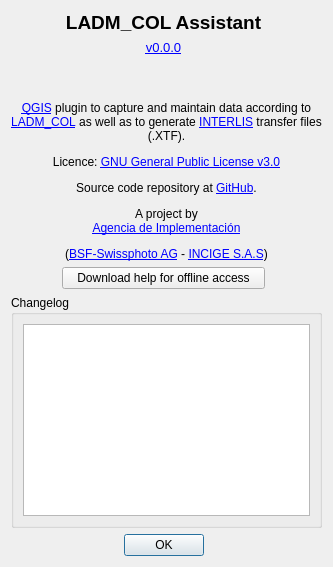
The window that asistente_ladm_col/ui/about_dialog.ui (SwissTierrasColombia/Asistente-LADM-COL) describes before a commit, drawn with Qt 5.
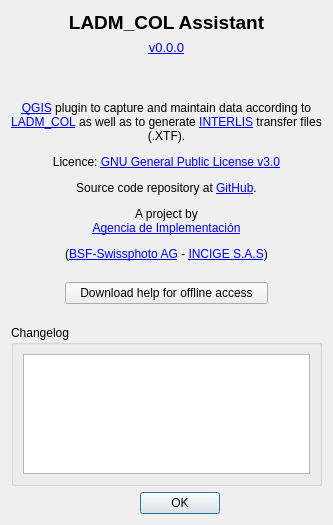
The same window after the commit. Icons and pictures are not drawn. Custom widgets are drawn as their Qt base class.

Commit message: [gui] About dialog: reduce size of the textbrowser for the changelog

Diff of the .ui file:
```diff
--- a/asistente_ladm_col/ui/about_dialog.ui
+++ b/asistente_ladm_col/ui/about_dialog.ui
@@ -6,8 +6,8 @@
    <rect>
     <x>0</x>
     <y>0</y>
-    <width>456</width>
-    <height>585</height>
+    <width>506</width>
+    <height>633</height>
    </rect>
   </property>
   <property name="sizePolicy">
@@ -23,53 +23,37 @@
    <property name="sizeConstraint">
     <enum>QLayout::SetFixedSize</enum>
    </property>
-   <item row="0" column="0">
-    <widget class="QLabel" name="label_2">
-     <property name="maximumSize">
-      <size>
-       <width>16777215</width>
-       <height>41</height>
-      </size>
+   <item row="2" column="0">
+    <spacer name="verticalSpacer_3">
+     <property name="orientation">
+      <enum>Qt::Vertical</enum>
      </property>
-     <property name="text">
-      <string>&lt;html&gt;&lt;head/&gt;&lt;body&gt;&lt;p align=&quot;center&quot;&gt;&lt;span style=&quot; font-size:14pt; font-weight:600;&quot;&gt;LADM_COL Assistant&lt;/span&gt;&lt;/p&gt;&lt;/body&gt;&lt;/html&gt;</string>
+     <property name="sizeType">
+      <enum>QSizePolicy::Fixed</enum>
      </property>
-    </widget>
-   </item>
-   <item row="1" column="0">
-    <widget class="QLabel" name="lbl_version">
-     <property name="sizePolicy">
-      <sizepolicy hsizetype="Preferred" vsizetype="Minimum">
-       <horstretch>0</horstretch>
-       <verstretch>0</verstretch>
-      </sizepolicy>
-     </property>
-     <property name="maximumSize">
+     <property name="sizeHint" stdset="0">
       <size>
-       <width>16777215</width>
-       <height>32</height>
+       <width>20</width>
+       <height>10</height>
       </size>
      </property>
-     <property name="text">
-      <string>&lt;html&gt;&lt;head/&gt;&lt;body&gt;&lt;p align=&quot;center&quot;&gt;&lt;a href=&quot;http://abcde.co&quot;&gt;&lt;span style=&quot; font-size:10pt; text-decoration: underline; color:#0000ff;&quot;&gt;v0.0.0&lt;/span&gt;&lt;/a&gt;&lt;/p&gt;&lt;/body&gt;&lt;/html&gt;</string>
-     </property>
-     <property name="openExternalLinks">
-      <bool>true</bool>
-     </property>
-    </widget>
+    </spacer>
    </item>
-   <item row="3" column="0">
-    <widget class="QLabel" name="lbl_ladm_logo">
-     <property name="text">
-      <string/>
+   <item row="4" column="0">
+    <spacer name="verticalSpacer_4">
+     <property name="orientation">
+      <enum>Qt::Vertical</enum>
      </property>
-     <property name="pixmap">
-      <pixmap resource="../resources.qrc">:/Asistente-LADM_COL/resources/images/icon_about.png</pixmap>
+     <property name="sizeType">
+      <enum>QSizePolicy::Fixed</enum>
      </property>
-     <property name="alignment">
-      <set>Qt::AlignCenter</set>
+     <property name="sizeHint" stdset="0">
+      <size>
+       <width>20</width>
+       <height>10</height>
+      </size>
      </property>
-    </widget>
+    </spacer>
    </item>
    <item row="5" column="0" colspan="2">
     <widget class="QLabel" name="label">
@@ -85,29 +69,38 @@
     </widget>
    </item>
    <item row="6" column="0">
-    <layout class="QHBoxLayout" name="horizontalLayout">
-     <item>
-      <widget class="QPushButton" name="btn_download_help">
-       <property name="sizePolicy">
-        <sizepolicy hsizetype="Expanding" vsizetype="Fixed">
-         <horstretch>0</horstretch>
-         <verstretch>0</verstretch>
-        </sizepolicy>
-       </property>
-       <property name="maximumSize">
-        <size>
-         <width>203</width>
-         <height>16777215</height>
-        </size>
-       </property>
-       <property name="text">
-        <string>Download help for offline access</string>
-       </property>
-      </widget>
-     </item>
-    </layout>
+    <spacer name="verticalSpacer">
+     <property name="orientation">
+      <enum>Qt::Vertical</enum>
+     </property>
+     <property name="sizeType">
+      <enum>QSizePolicy::Fixed</enum>
+     </property>
+     <property name="sizeHint" stdset="0">
+      <size>
+       <width>20</width>
+       <height>15</height>
+      </size>
+     </property>
+    </spacer>
    </item>
-   <item row="7" column="0" colspan="2">
+   <item row="8" column="0">
+    <spacer name="verticalSpacer_2">
+     <property name="orientation">
+      <enum>Qt::Vertical</enum>
+     </property>
+     <property name="sizeType">
+      <enum>QSizePolicy::Fixed</enum>
+     </property>
+     <property name="sizeHint" stdset="0">
+      <size>
+       <width>20</width>
+       <height>15</height>
+      </size>
+     </property>
+    </spacer>
+   </item>
+   <item row="9" column="0" colspan="2">
     <widget class="QgsCollapsibleGroupBox" name="change_log_group_box">
      <property name="sizePolicy">
       <sizepolicy hsizetype="Preferred" vsizetype="MinimumExpanding">
@@ -118,7 +111,7 @@
      <property name="maximumSize">
       <size>
        <width>16777215</width>
-       <height>16777215</height>
+       <height>150</height>
       </size>
      </property>
      <property name="title">
@@ -134,6 +127,9 @@
       <bool>false</bool>
      </property>
      <layout class="QGridLayout" name="gridLayout_2">
+      <property name="sizeConstraint">
+       <enum>QLayout::SetMaximumSize</enum>
+      </property>
       <item row="0" column="0">
        <widget class="QTextBrowser" name="tb_changelog">
         <property name="sizePolicy">
@@ -142,12 +138,18 @@
           <verstretch>0</verstretch>
          </sizepolicy>
         </property>
+        <property name="maximumSize">
+         <size>
+          <width>16777215</width>
+          <height>120</height>
+         </size>
+        </property>
        </widget>
       </item>
      </layout>
     </widget>
    </item>
-   <item row="8" column="0">
+   <item row="10" column="1">
     <widget class="QDialogButtonBox" name="buttonBox">
      <property name="orientation">
       <enum>Qt::Horizontal</enum>
@@ -160,37 +162,76 @@
      </property>
     </widget>
    </item>
-   <item row="2" column="0">
-    <spacer name="verticalSpacer_3">
-     <property name="orientation">
-      <enum>Qt::Vertical</enum>
+   <item row="1" column="0" colspan="2">
+    <widget class="QLabel" name="lbl_version">
+     <property name="sizePolicy">
+      <sizepolicy hsizetype="Preferred" vsizetype="Minimum">
+       <horstretch>0</horstretch>
+       <verstretch>0</verstretch>
+      </sizepolicy>
      </property>
-     <property name="sizeType">
-      <enum>QSizePolicy::Fixed</enum>
-     </property>
-     <property name="sizeHint" stdset="0">
+     <property name="maximumSize">
       <size>
-       <width>20</width>
-       <height>10</height>
+       <width>16777215</width>
+       <height>32</height>
       </size>
      </property>
-    </spacer>
+     <property name="text">
+      <string>&lt;html&gt;&lt;head/&gt;&lt;body&gt;&lt;p align=&quot;center&quot;&gt;&lt;a href=&quot;http://abcde.co&quot;&gt;&lt;span style=&quot; font-size:10pt; text-decoration: underline; color:#0000ff;&quot;&gt;v0.0.0&lt;/span&gt;&lt;/a&gt;&lt;/p&gt;&lt;/body&gt;&lt;/html&gt;</string>
+     </property>
+     <property name="openExternalLinks">
+      <bool>true</bool>
+     </property>
+    </widget>
    </item>
-   <item row="4" column="0">
-    <spacer name="verticalSpacer_4">
-     <property name="orientation">
-      <enum>Qt::Vertical</enum>
+   <item row="3" column="0" colspan="2">
+    <widget class="QLabel" name="lbl_ladm_logo">
+     <property name="text">
+      <string/>
      </property>
-     <property name="sizeType">
-      <enum>QSizePolicy::Fixed</enum>
+     <property name="pixmap">
+      <pixmap resource="../resources.qrc">:/Asistente-LADM_COL/resources/images/icon_about.png</pixmap>
      </property>
-     <property name="sizeHint" stdset="0">
+     <property name="alignment">
+      <set>Qt::AlignCenter</set>
+     </property>
+    </widget>
+   </item>
+   <item row="0" column="0" colspan="2">
+    <widget class="QLabel" name="label_2">
+     <property name="maximumSize">
       <size>
-       <width>20</width>
-       <height>10</height>
+       <width>16777215</width>
+       <height>41</height>
       </size>
      </property>
-    </spacer>
+     <property name="text">
+      <string>&lt;html&gt;&lt;head/&gt;&lt;body&gt;&lt;p align=&quot;center&quot;&gt;&lt;span style=&quot; font-size:14pt; font-weight:600;&quot;&gt;LADM_COL Assistant&lt;/span&gt;&lt;/p&gt;&lt;/body&gt;&lt;/html&gt;</string>
+     </property>
+    </widget>
+   </item>
+   <item row="7" column="0" colspan="2">
+    <layout class="QHBoxLayout" name="horizontalLayout">
+     <item>
+      <widget class="QPushButton" name="btn_download_help">
+       <property name="sizePolicy">
+        <sizepolicy hsizetype="Expanding" vsizetype="Fixed">
+         <horstretch>0</horstretch>
+         <verstretch>0</verstretch>
+        </sizepolicy>
+       </property>
+       <property name="maximumSize">
+        <size>
+         <width>203</width>
+         <height>16777215</height>
+        </size>
+       </property>
+       <property name="text">
+        <string>Download help for offline access</string>
+       </property>
+      </widget>
+     </item>
+    </layout>
    </item>
   </layout>
  </widget>
```
The commit also changes 1 other file.
